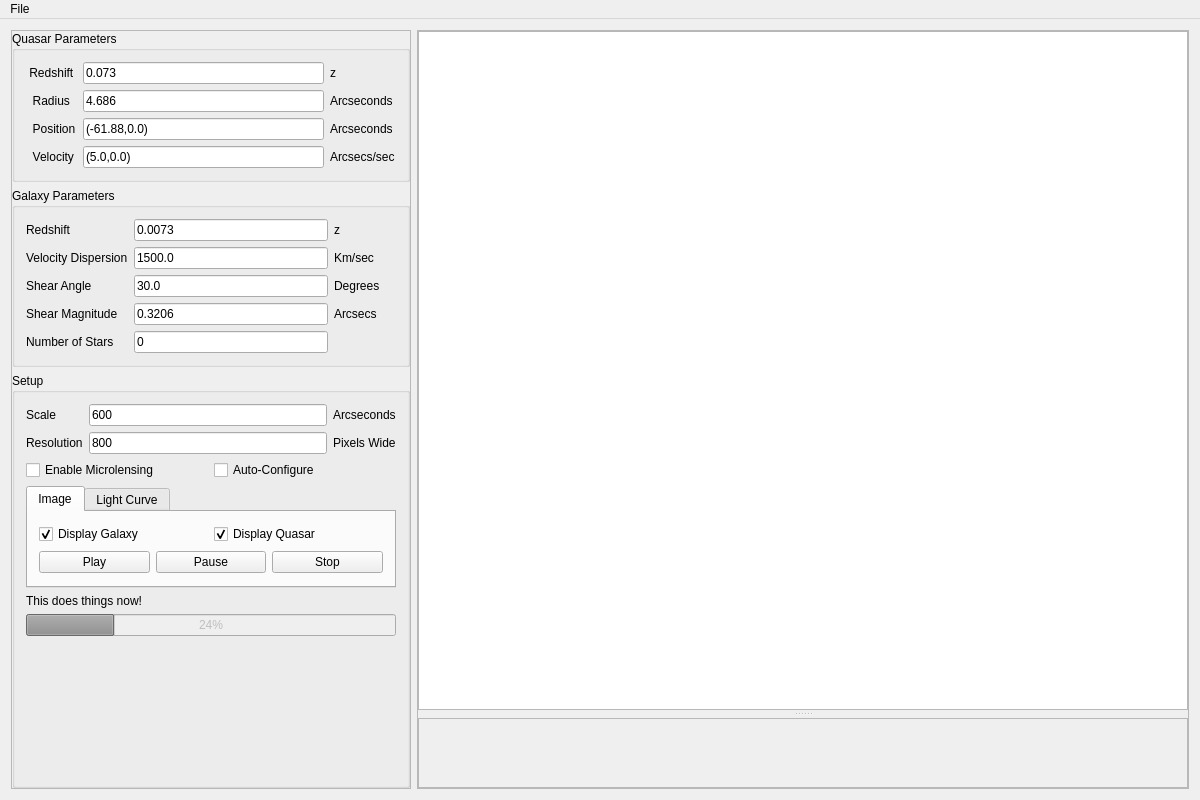
The window that src/Resources/GUI/gui.ui (JordanKoeller/MirageOld) describes before a commit, drawn with Qt 5.
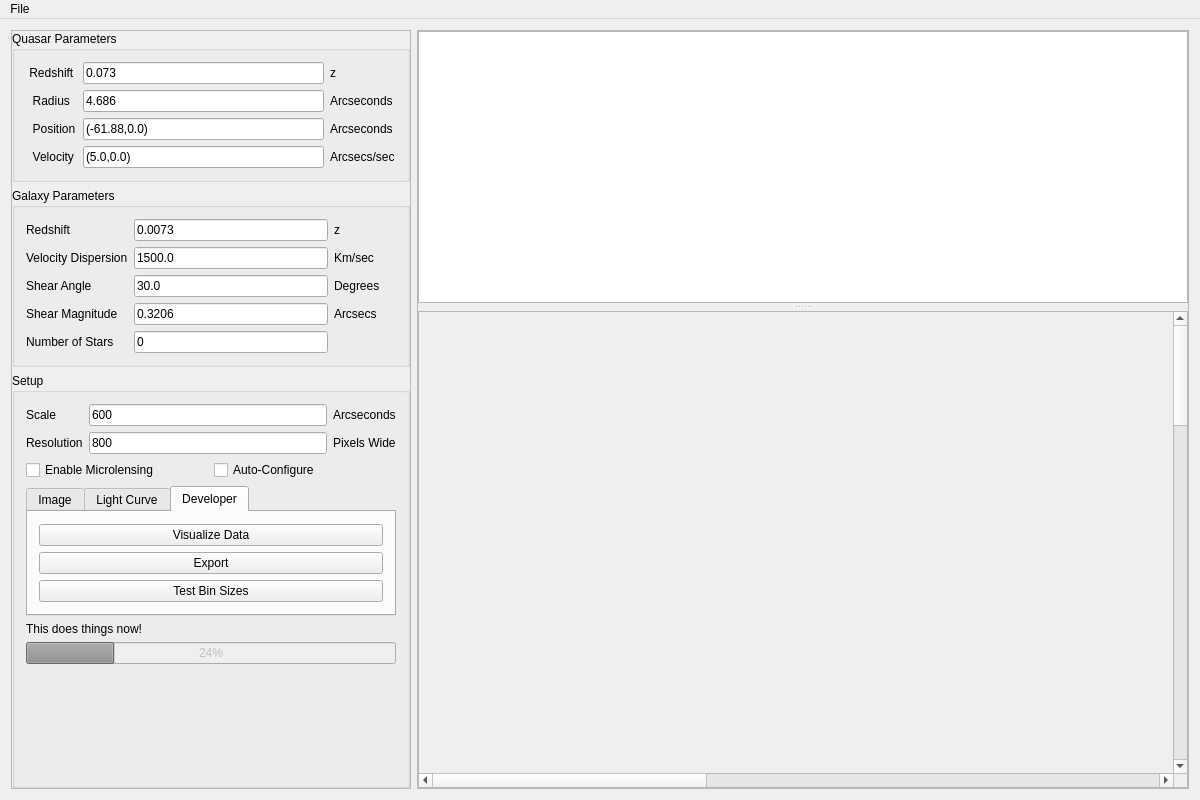
The same window after the commit. Custom widgets are drawn as their Qt base class.

Commit message: Developer tools, working mass function, still pulling code apart for MVC

Diff of the .ui file:
```diff
--- a/src/Resources/GUI/gui.ui
+++ b/src/Resources/GUI/gui.ui
@@ -41,7 +41,7 @@
          <x>0</x>
          <y>0</y>
          <width>398</width>
-         <height>754</height>
+         <height>761</height>
         </rect>
        </property>
        <property name="maximumSize">
@@ -417,7 +417,7 @@
               <enum>QTabWidget::Rounded</enum>
              </property>
              <property name="currentIndex">
-              <number>0</number>
+              <number>2</number>
              </property>
              <property name="usesScrollButtons">
               <bool>true</bool>
@@ -585,6 +585,38 @@
                </item>
               </layout>
              </widget>
+             <widget class="QWidget" name="tab">
+              <attribute name="title">
+               <string>Developer</string>
+              </attribute>
+              <layout class="QVBoxLayout" name="verticalLayout_6">
+               <item>
+                <layout class="QGridLayout" name="gridLayout_6">
+                 <item row="1" column="0">
+                  <widget class="QPushButton" name="developerExportButton">
+                   <property name="text">
+                    <string>Export</string>
+                   </property>
+                  </widget>
+                 </item>
+                 <item row="0" column="0">
+                  <widget class="QPushButton" name="visualizeDataButton">
+                   <property name="text">
+                    <string>Visualize Data</string>
+                   </property>
+                  </widget>
+                 </item>
+                 <item row="2" column="0">
+                  <widget class="QPushButton" name="binSizeTestButton">
+                   <property name="text">
+                    <string>Test Bin Sizes</string>
+                   </property>
+                  </widget>
+                 </item>
+                </layout>
+               </item>
+              </layout>
+             </widget>
             </widget>
            </item>
            <item>
@@ -682,8 +714,8 @@
             <rect>
              <x>0</x>
              <y>0</y>
-             <width>772</width>
-             <height>76</height>
+             <width>2000</width>
+             <height>2000</height>
             </rect>
            </property>
            <property name="sizePolicy">
@@ -692,6 +724,12 @@
              <verstretch>0</verstretch>
             </sizepolicy>
            </property>
+           <property name="minimumSize">
+            <size>
+             <width>2000</width>
+             <height>2000</height>
+            </size>
+           </property>
            <layout class="QVBoxLayout" name="verticalLayout_4">
             <property name="spacing">
              <number>0</number>
@@ -716,6 +754,12 @@
                 <verstretch>0</verstretch>
                </sizepolicy>
               </property>
+              <property name="minimumSize">
+               <size>
+                <width>2000</width>
+                <height>2000</height>
+               </size>
+              </property>
               <property name="text">
                <string/>
               </property>
```
Left out of the diff: 4 changed lines with no effect on the pictures. The commit also changes 44 other files.
